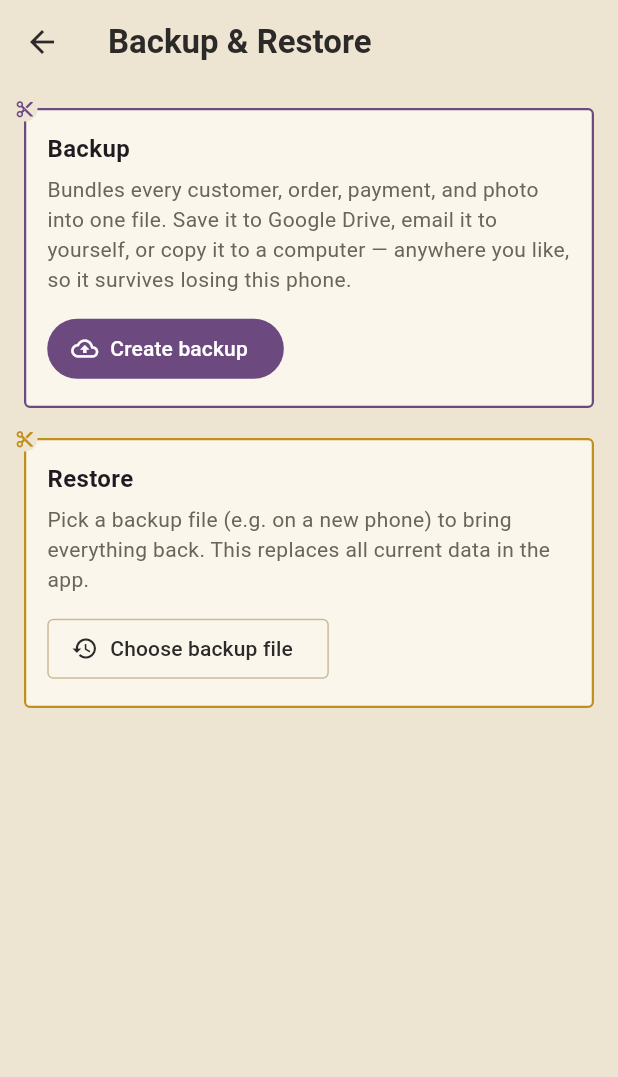
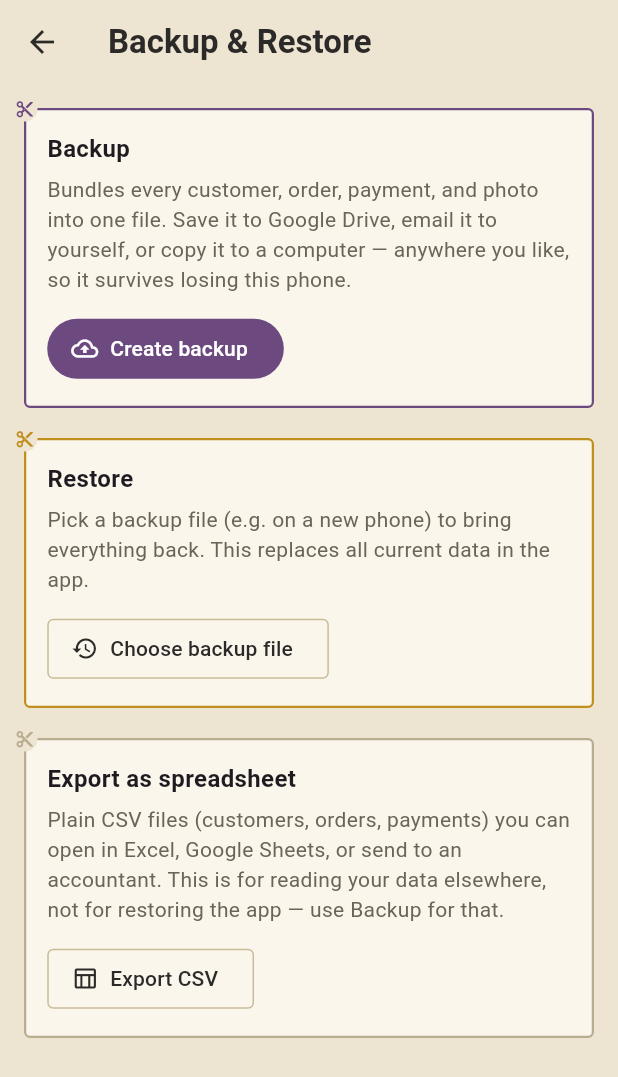
Before and after one commit to patrickangmor-del/tessy-creations-app, a Flutter app: the BackupScreen screen opened directly, on a phone screen of 412 x 824 dp. Shown: the top 1077 px of the screen. Run offline on Flutter 3.47's test engine with Material 3 defaults, Android fonts, the phone set to English and light mode, and no system bars; our stand-ins replace file_picker, fl_chart, image_picker, share_plus, sqflite; accounts and stored records are empty.

Commit message:
Add CSV export for customers, orders, and payments
A third card on the Backup & Restore screen exports plain CSV files
(readable in Excel/Google Sheets, or to hand to an accountant) instead
of the app's own restore-only backup format. Shared out the same way
as backups, via the Android share sheet.

Co-Authored-By: Claude Sonnet 5 <noreply@anthropic.com>
Claude-Session: https://claude.ai/code/session_0186RtkGrRTth4jWaZr5WDW3

```diff
--- a/lib/screens/backup/backup_screen.dart
+++ b/lib/screens/backup/backup_screen.dart
@@ -7,6 +7,7 @@ import '../../state/customers_controller.dart';
 import '../../state/orders_controller.dart';
 import '../../theme/app_theme.dart';
 import '../../utils/backup_service.dart';
+import '../../utils/csv_export.dart';
 import '../../widgets/cut_card.dart';
 
 class BackupScreen extends StatefulWidget {
@@ -18,6 +19,7 @@ class BackupScreen extends StatefulWidget {
 
 class _BackupScreenState extends State<BackupScreen> {
   final _service = BackupService();
+  final _csvService = CsvExportService();
   bool _working = false;
 
   Future<void> _backup() async {
@@ -27,6 +29,28 @@ class _BackupScreenState extends State<BackupScreen> {
       await Share.shareXFiles([XFile(zipPath)], text: 'Tessy Creations backup');
     } catch (e) {
       _showError('Couldn\'t create backup: $e');
+    } finally {
+      if (mounted) setState(() => _working = false);
+    }
+  }
+
+  Future<void> _exportCsv() async {
+    final customersController = context.read<CustomersController>();
+    final ordersController = context.read<OrdersController>();
+
+    setState(() => _working = true);
+    try {
+      final paths = await _csvService.exportCsvFiles(
+        customers: customersController.customers,
+        orders: ordersController.orders,
+        customerName: (id) => customersController.byId(id)?.name ?? 'Unknown',
+      );
+      await Share.shareXFiles(
+        [for (final p in paths) XFile(p)],
+        text: 'Tessy Creations data export',
+      );
+    } catch (e) {
+      _showError('Couldn\'t export CSV: $e');
     } finally {
       if (mounted) setState(() => _working = false);
     }
@@ -143,6 +167,32 @@ class _BackupScreenState extends State<BackupScreen> {
                   ],
                 ),
               ),
+              const SizedBox(height: 20),
+              CutCard(
+                accent: AppColors.dashedBorder,
+                child: Column(
+                  crossAxisAlignment: CrossAxisAlignment.start,
+                  children: [
+                    const Text(
+                      'Export as spreadsheet',
+                      style: TextStyle(fontWeight: FontWeight.w600, fontSize: 16),
+                    ),
+                    const SizedBox(height: 6),
+                    const Text(
+                      'Plain CSV files (customers, orders, payments) you can open in Excel, '
+                      'Google Sheets, or send to an accountant. This is for reading your data '
+                      'elsewhere, not for restoring the app — use Backup for that.',
+                      style: TextStyle(color: AppColors.inkSoft),
+                    ),
+                    const SizedBox(height: 12),
+                    OutlinedButton.icon(
+                      onPressed: _working ? null : _exportCsv,
+                      icon: const Icon(Icons.table_chart_outlined),
+                      label: const Text('Export CSV'),
+                    ),
+                  ],
+                ),
+              ),
               if (_working) ...[
                 const SizedBox(height: 20),
                 const Center(child: CircularProgressIndicator()),
```
Also changed, not shown: lib/utils/csv_export.dart (added, +98 -0 lines).
